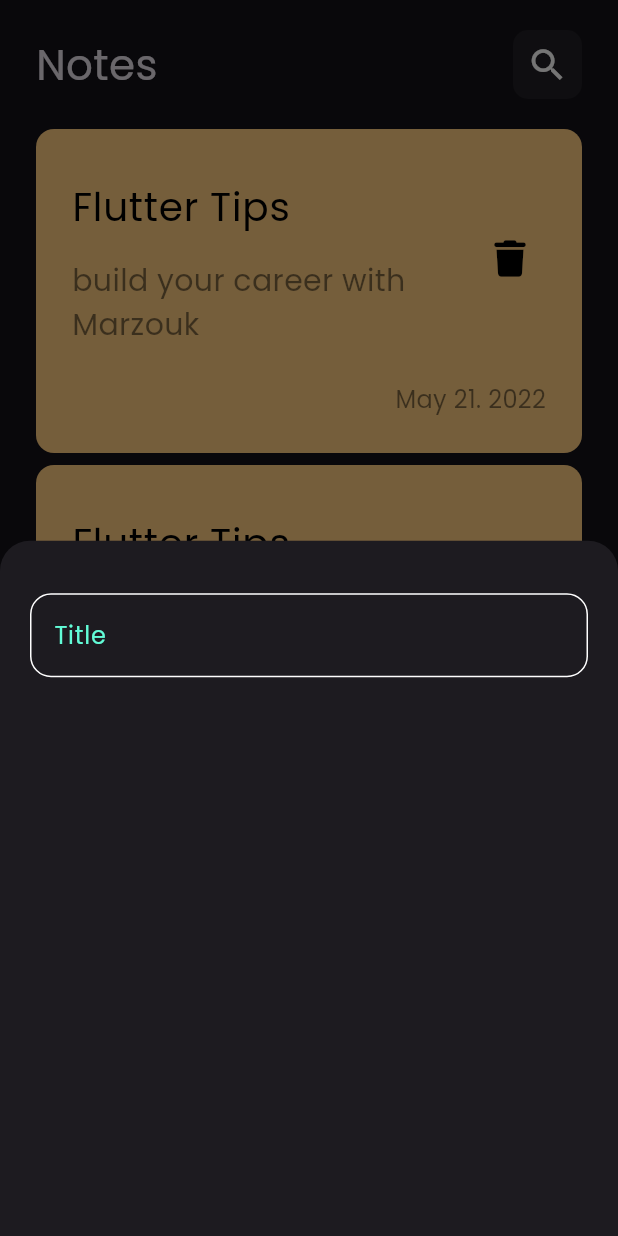
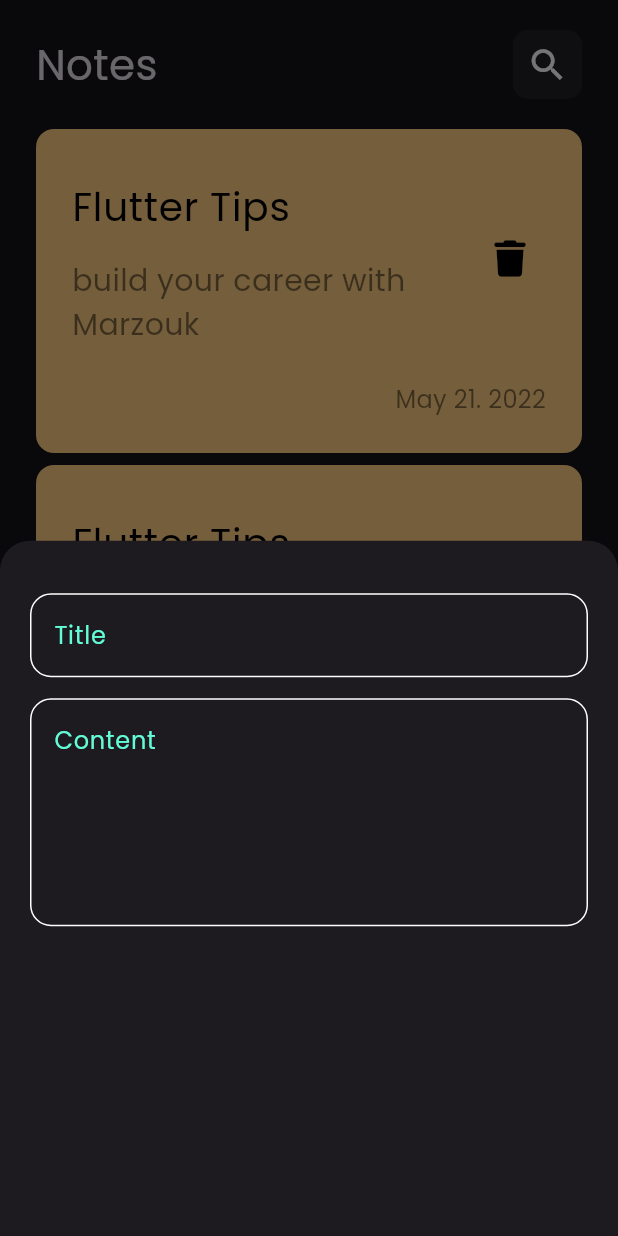
Before and after one commit to muhammad-marzouk/Notes-App, a Flutter app: the screen it shows after launch, after a tap on the "add" icon, on a phone screen of 412 x 824 dp. Run offline on Flutter 3.47's test engine with Material 3 defaults, Android fonts, the phone set to English and light mode, and no system bars; our stand-ins replace font_awesome_flutter.

Commit message:
Create custom text field on Bottom Sheet

```diff
--- a/lib/views/widgets/add_note_bottom_sheet.dart
+++ b/lib/views/widgets/add_note_bottom_sheet.dart
@@ -7,20 +7,34 @@
 
   @override
   Widget build(BuildContext context) {
-    return Container(
-
-      width: double.infinity,
-      child: const Padding(
+    return const Padding(
       padding: EdgeInsets.symmetric(horizontal: 20.0),
       child: Column(
         children: [
           SizedBox(
             height: 35,
           ),
-            CustomTextField(),
+          CustomTextField(
+            hint: 'Title',
+          ),
+          SizedBox(
+            height: 14,
+          ),
+          CustomTextField(hint: 'Content', maxLine: 5),
         ],
-        ),
       ),
     );
   }
 }
+
+class CustomButton extends StatelessWidget {
+  const CustomButton({super.key});
+
+  @override
+  Widget build(BuildContext context) {
+    return Container(
+      width: MediaQuery.of(context).size.width,
+
+    );
+  }
+}
--- a/lib/views/widgets/custom_text_field.dart
+++ b/lib/views/widgets/custom_text_field.dart
@@ -3,14 +3,20 @@
 import '../../constants.dart';
 
 class CustomTextField extends StatelessWidget {
-  const CustomTextField({super.key});
+  const CustomTextField({super.key, required this.hint, this.maxLine =1});
+
+  final String hint;
+  final int maxLine;
 
   @override
   Widget build(BuildContext context) {
     return TextField(
       cursorColor: KPrimaryColor,
+      maxLines: maxLine,
+      textAlignVertical: TextAlignVertical.center,
       decoration: InputDecoration(
-        hintText: 'Title',
+        hintText: hint,
+        hintTextDirection: TextDirection.ltr,
         hintStyle:const TextStyle(
           color: KPrimaryColor,
         ),
```
Lines whose indentation alone changed are shown as unchanged.
